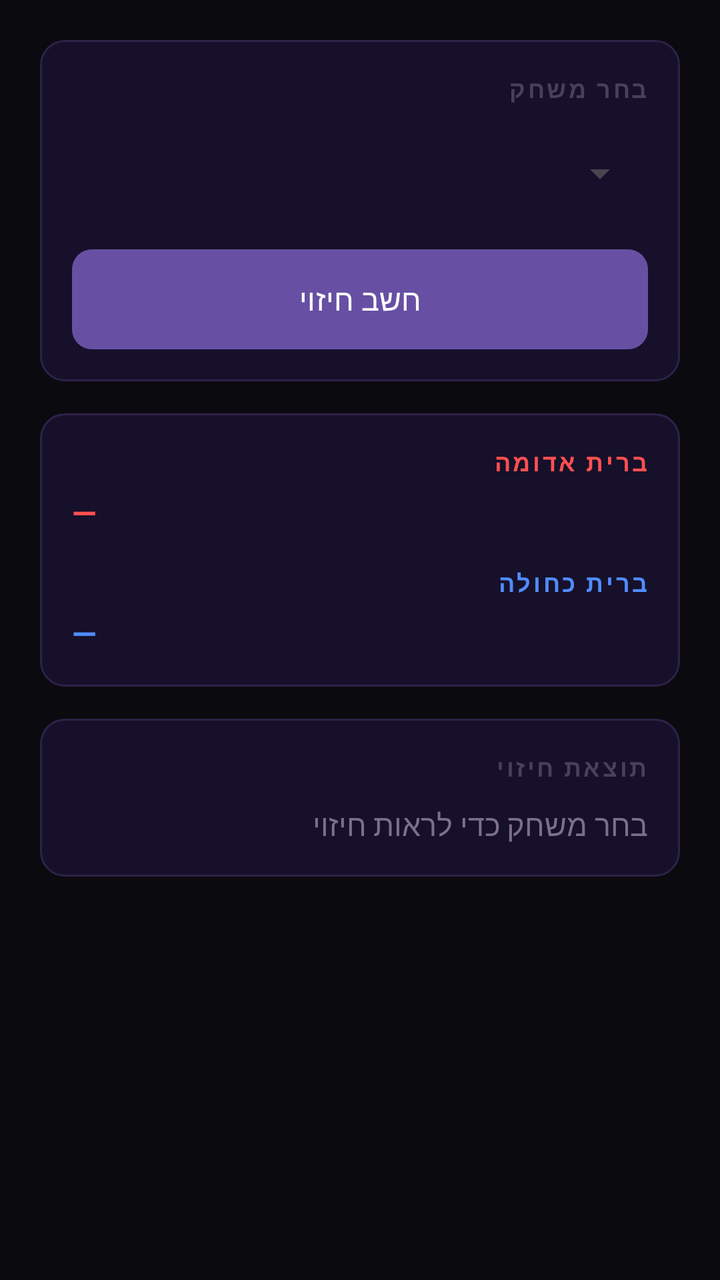
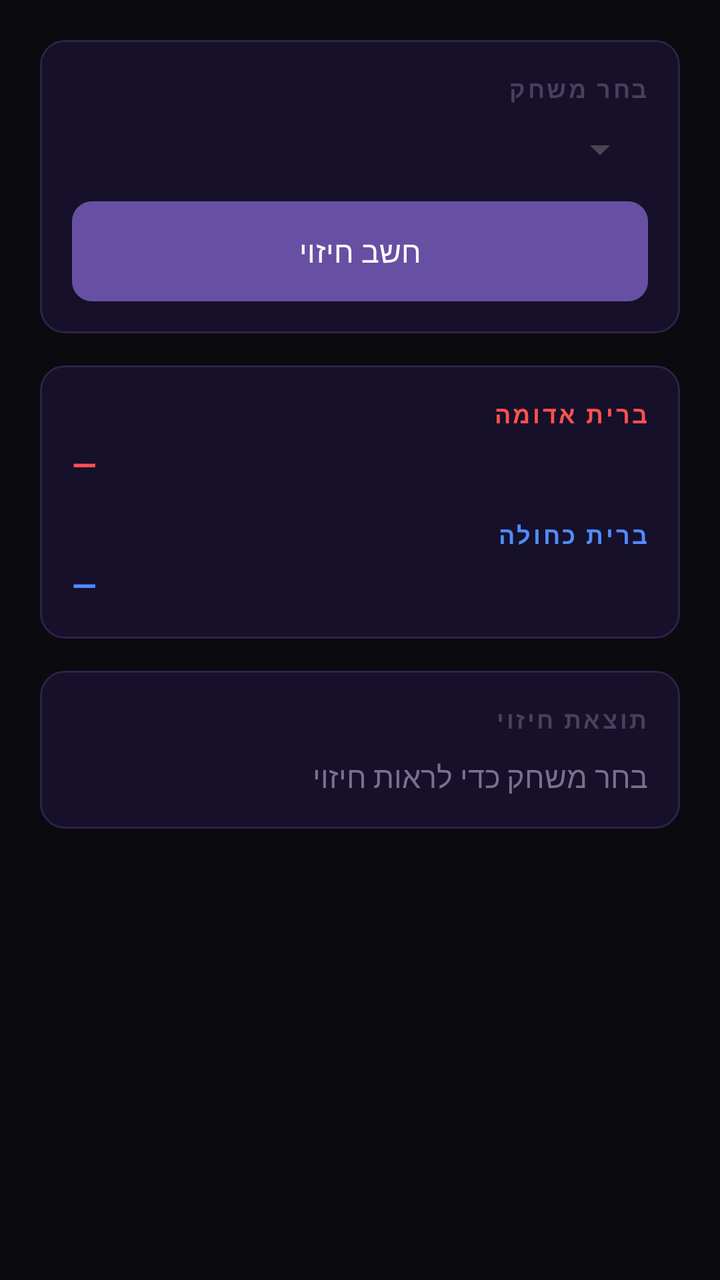

Before-and-after screenshots of an Android layout around one commit, followed by the original layout XML and the change that was made.
<!-- AndroidManifest.xml: application theme Theme.MainApp -->
<!-- res/layout/fragment_game_prediction.xml -->
<?xml version="1.0" encoding="utf-8"?>
<ScrollView xmlns:android="http://schemas.android.com/apk/res/android"
    android:layout_width="match_parent"
    android:layout_height="match_parent"
    android:background="#0A0A0F">

    <LinearLayout
        android:layout_width="match_parent"
        android:layout_height="wrap_content"
        android:orientation="vertical"
        android:padding="20dp">

        
        <LinearLayout
            android:layout_width="match_parent"
            android:layout_height="wrap_content"
            android:orientation="vertical"
            android:background="@drawable/card_bg_dark"
            android:padding="16dp"
            android:layout_marginBottom="16dp">

            <TextView
                android:layout_width="match_parent"
                android:layout_height="wrap_content"
                android:text="בחר משחק"
                android:textSize="12sp"
                android:textColor="#4A3F5C"
                android:textStyle="bold"
                android:letterSpacing="0.1"
                android:layout_marginBottom="10dp" />

            <Spinner
                android:id="@+id/spinnerGames"
                android:layout_width="match_parent"
                android:layout_height="48dp"
                android:layout_marginBottom="14dp" />

            <Button
                android:id="@+id/btnPredict"
                android:layout_width="match_parent"
                android:layout_height="50dp"
                android:text="חשב חיזוי"
                android:textColor="#FFFFFF"
                android:textSize="15sp"
                android:background="@drawable/btn_primary"
                android:stateListAnimator="@null" />
        </LinearLayout>

        
        <LinearLayout
            android:layout_width="match_parent"
            android:layout_height="wrap_content"
            android:orientation="vertical"
            android:background="@drawable/card_bg_dark"
            android:padding="16dp"
            android:layout_marginBottom="16dp">

            <TextView
                android:layout_width="match_parent"
                android:layout_height="wrap_content"
                android:text="ברית אדומה"
                android:textSize="12sp"
                android:textColor="#FF5050"
                android:textStyle="bold"
                android:letterSpacing="0.1"
                android:layout_marginBottom="6dp" />

            <TextView
                android:id="@+id/txtRedAlliance"
                android:layout_width="match_parent"
                android:layout_height="wrap_content"
                android:text="—"
                android:textSize="16sp"
                android:textColor="#FF5050"
                android:textStyle="bold"
                android:layout_marginBottom="16dp" />

            <TextView
                android:layout_width="match_parent"
                android:layout_height="wrap_content"
                android:text="ברית כחולה"
                android:textSize="12sp"
                android:textColor="#508CFF"
                android:textStyle="bold"
                android:letterSpacing="0.1"
                android:layout_marginBottom="6dp" />

            <TextView
                android:id="@+id/txtBlueAlliance"
                android:layout_width="match_parent"
                android:layout_height="wrap_content"
                android:text="—"
                android:textSize="16sp"
                android:textColor="#508CFF"
                android:textStyle="bold" />
        </LinearLayout>

        
        <LinearLayout
            android:layout_width="match_parent"
            android:layout_height="wrap_content"
            android:orientation="vertical"
            android:background="@drawable/card_bg_dark"
            android:padding="16dp">

            <TextView
                android:layout_width="match_parent"
                android:layout_height="wrap_content"
                android:text="תוצאת חיזוי"
                android:textSize="12sp"
                android:textColor="#4A3F5C"
                android:textStyle="bold"
                android:letterSpacing="0.1"
                android:layout_marginBottom="10dp" />

            <TextView
                android:id="@+id/txtPredictionResult"
                android:layout_width="match_parent"
                android:layout_height="wrap_content"
                android:text="בחר משחק כדי לראות חיזוי"
                android:textSize="15sp"
                android:textColor="#7C6F8E" />
        </LinearLayout>

    </LinearLayout>
</ScrollView>
<!-- resources referenced by this layout -->
<resources>
  <!-- drawable btn_primary (drawable) -->
  <?xml version="1.0" encoding="utf-8"?>
  <shape xmlns:android="http://schemas.android.com/apk/res/android"
      android:shape="rectangle">
      <gradient
          android:startColor="#7C3AED"
          android:endColor="#9D00FF"
          android:angle="135"
          android:type="linear" />
      <corners android:radius="10dp" />
  </shape>
  <!-- drawable card_bg_dark (drawable) -->
  <?xml version="1.0" encoding="utf-8"?>
  <shape xmlns:android="http://schemas.android.com/apk/res/android"
      android:shape="rectangle">
      <solid android:color="#16102A" />
      <stroke android:width="1dp" android:color="#2E2248" />
      <corners android:radius="12dp" />
  </shape>
  <style name="Theme.MainApp" parent="Base.Theme.MainApp" />
  <style name="Base.Theme.MainApp" parent="Theme.Material3.DayNight.NoActionBar">
          
          
      </style>
</resources>

<!-- the commit's change to res/layout/fragment_game_prediction.xml (unified diff, before → after) -->
@@ -32,7 +32,7 @@
             <Spinner
                 android:id="@+id/spinnerGames"
                 android:layout_width="match_parent"
-                android:layout_height="48dp"
+                android:layout_height="match_parent"
                 android:layout_marginBottom="14dp" />
 
             <Button
